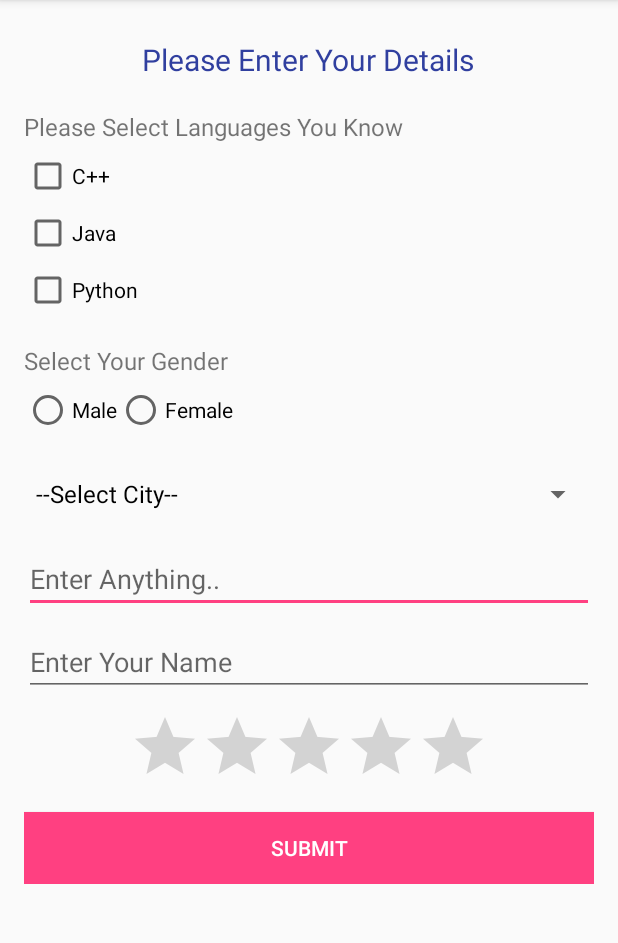
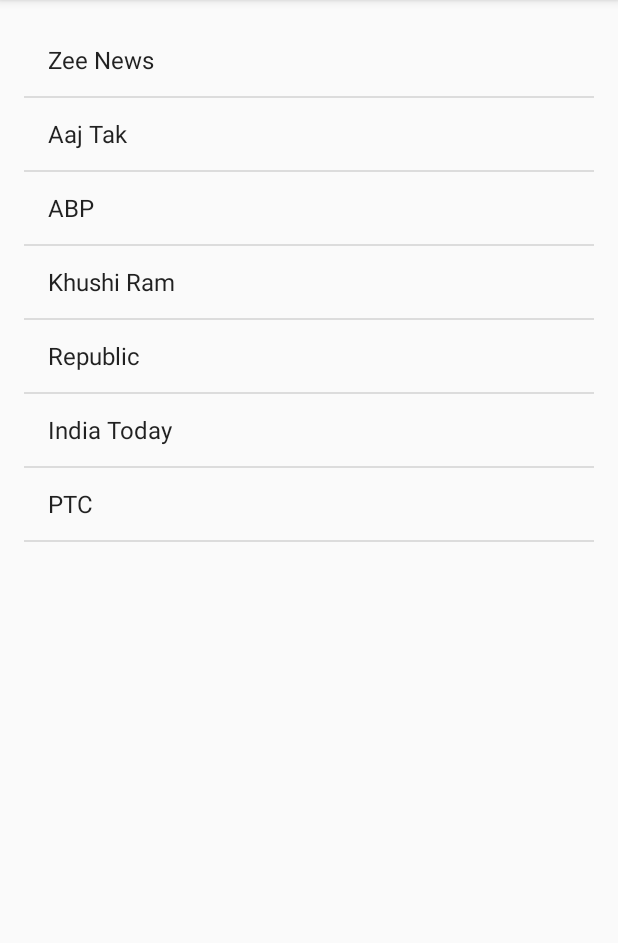
Before and after one commit to ishantk/ENC2018Android, an Android app: the screen it shows after launch (ViewsActivity before the commit, NewsActivity after it), on a phone screen of 412 x 824 dp, the part 84-1027 px from its top. Run offline under Robolectric (Android 15) with nearby library versions, the phone set to English and light mode, and no system bars.

Commit message:
ListView, WebView and SplashActivity

```diff
--- /dev/null
+++ b/app/src/main/java/com/auribises/activitylifecycle/NewsActivity.java
@@ -0,0 +1,89 @@
+package com.auribises.activitylifecycle;
+
+import android.content.Intent;
+import android.support.v7.app.AppCompatActivity;
+import android.os.Bundle;
+import android.view.View;
+import android.widget.AdapterView;
+import android.widget.ArrayAdapter;
+import android.widget.ListView;
+import android.widget.Toast;
+
+public class NewsActivity extends AppCompatActivity implements AdapterView.OnItemClickListener{
+
+    ListView listView;
+    ArrayAdapter<String> adapter;
+
+    void initViews(){
+
+        listView = findViewById(R.id.listView);
+
+        adapter = new ArrayAdapter<String>(this,android.R.layout.simple_list_item_1);
+        adapter.add("Zee News"); //0
+        adapter.add("Aaj Tak");
+        adapter.add("ABP");
+        adapter.add("Khushi Ram");
+        adapter.add("Republic");
+        adapter.add("India Today");
+        adapter.add("PTC"); //n-1
+
+        listView.setAdapter(adapter);
+        listView.setOnItemClickListener(this);
+
+
+        /*listView.setOnItemClickListener(new AdapterView.OnItemClickListener() {
+            @Override
+            public void onItemClick(AdapterView<?> adapterView, View view, int i, long l) {
+
+            }
+        });*/
+
+    }
+
+    @Override
+    protected void onCreate(Bundle savedInstanceState) {
+        super.onCreate(savedInstanceState);
+        setContentView(R.layout.activity_news);
+        initViews();
+    }
+
+
+    @Override
+    public void onItemClick(AdapterView<?> adapterView, View view, int i, long l) {
+
+        String news = adapter.getItem(i);
+        Toast.makeText(this,"You Selected: "+news,Toast.LENGTH_LONG).show();
+
+        String url = "";
+
+        switch (i){
+            case 0:
+                url = "http://zeenews.india.com/";
+                break;
+
+            case 1:
+                url = "https://aajtak.intoday.in/";
+                break;
+
+            case 2:
+                url = "http://abpnews.abplive.in/";
+                break;
+
+            case 3:
+                url = "http://www.khushiram.in/";
+                break;
+
+            case 4:
+
+                break;
+
+            case 5:
+
+                break;
+        }
+
+        Intent intent = new Intent(NewsActivity.this,NewsDisplayActivity.class);
+        intent.putExtra("keyUrl",url);
+        startActivity(intent);
+    }
+}
--- /dev/null
+++ b/app/src/main/java/com/auribises/activitylifecycle/SplashActivity.java
@@ -0,0 +1,32 @@
+package com.auribises.activitylifecycle;
+
+import android.content.Intent;
+import android.os.Handler;
+import android.os.Message;
+import android.support.v7.app.AppCompatActivity;
+import android.os.Bundle;
+
+public class SplashActivity extends AppCompatActivity {
+
+    @Override
+    protected void onCreate(Bundle savedInstanceState) {
+        super.onCreate(savedInstanceState);
+        setContentView(R.layout.activity_splash);
+
+        getSupportActionBar().hide();
+
+        handler.sendEmptyMessageDelayed(101,3000);
+
+    }
+
+    Handler handler = new Handler(){
+        @Override
+        public void handleMessage(Message msg) {
+            if(msg.what == 101){
+                Intent intent = new Intent(SplashActivity.this,NewsActivity.class);
+                startActivity(intent);
+                finish();
+            }
+        }
+    };
+}
--- /dev/null
+++ b/app/src/main/res/layout/activity_news.xml
@@ -0,0 +1,11 @@
+<?xml version="1.0" encoding="utf-8"?>
+<ListView xmlns:android="http://schemas.android.com/apk/res/android"
+    xmlns:app="http://schemas.android.com/apk/res-auto"
+    xmlns:tools="http://schemas.android.com/tools"
+    android:layout_width="match_parent"
+    android:layout_height="match_parent"
+    android:padding="16dp"
+    android:id="@+id/listView"
+    tools:context="com.auribises.activitylifecycle.NewsActivity">
+
+</ListView>
--- a/app/src/main/res/layout/activity_views.xml
+++ b/app/src/main/res/layout/activity_views.xml
@@ -113,7 +113,7 @@
         android:id="@+id/buttonSubmit"
         android:layout_width="match_parent"
         android:layout_height="wrap_content"
-        android:layout_marginTop="10dp"
+        android:layout_marginTop="@dimen/marginTop"
         android:background="@color/colorAccent"
         android:textColor="@color/white"
         android:text="Submit" />
--- /dev/null
+++ b/app/src/main/res/values/dimens.xml
@@ -0,0 +1,4 @@
+<?xml version="1.0" encoding="utf-8"?>
+<resources>
+    <dimen name="marginTop">0dp</dimen>
+</resources>
```
Also changed, not shown: app/src/main/AndroidManifest.xml (+9 -6 lines), app/src/main/java/com/auribises/activitylifecycle/NewsDisplayActivity.java (added, +35 -0 lines), app/src/main/res/layout/activity_news_display.xml (added, +11 -0 lines), app/src/main/res/layout/activity_splash.xml (added, +10 -0 lines).
